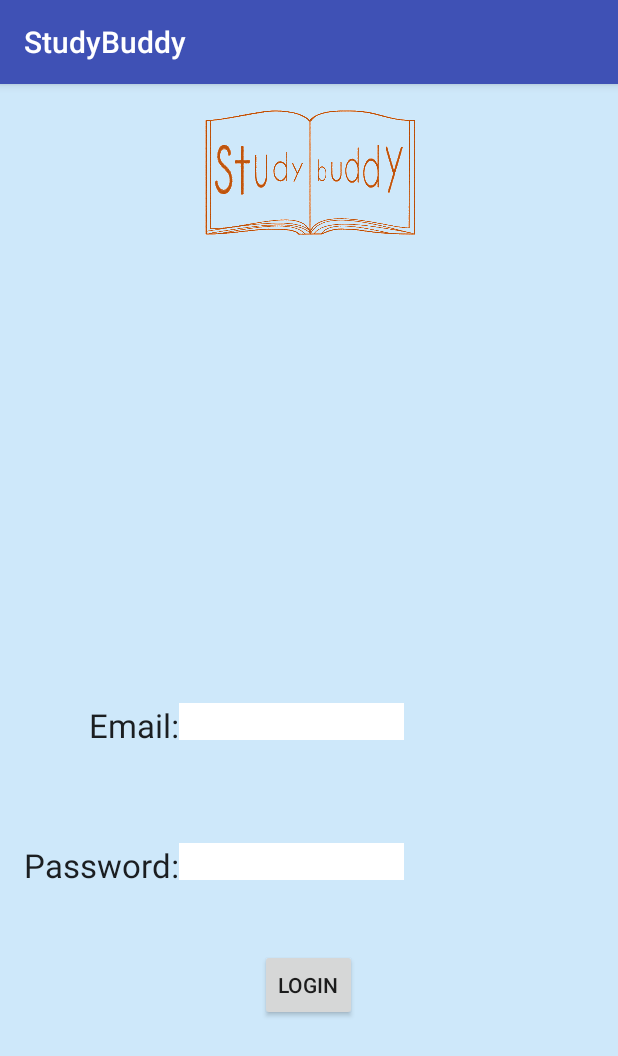
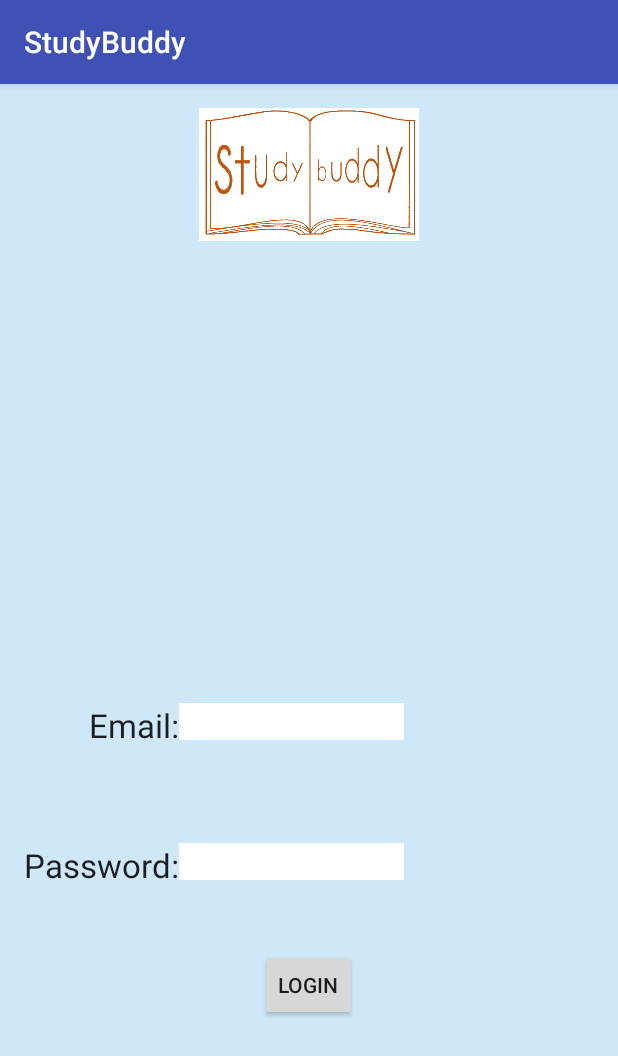
Before and after one commit to AcornHack/StudyBuddy, an Android app: the usernamepage screen opened directly, with no data from a screen before it, on a phone screen of 412 x 824 dp. Shown: the top 1056 px of the screen. Run offline under Robolectric (Android 15) with nearby library versions, the phone set to English and light mode, and no system bars.

```diff
--- a/app/src/main/res/layout/activity_homepage.xml
+++ b/app/src/main/res/layout/activity_homepage.xml
@@ -41,5 +41,6 @@
         android:id="@+id/imageView2"
         android:src="@drawable/studdy_buddy_logo"
         android:layout_alignParentTop="true"
-        android:layout_centerHorizontal="true" />
+        android:layout_centerHorizontal="true"
+        android:background="#ffffff" />
 </RelativeLayout>
--- a/app/src/main/res/layout/activity_login_sign_up.xml
+++ b/app/src/main/res/layout/activity_login_sign_up.xml
@@ -35,6 +35,8 @@
         android:id="@+id/imageView4"
         android:src="@drawable/studdy_buddy_logo"
         android:layout_alignParentTop="true"
-        android:layout_centerHorizontal="true" />
+        android:layout_centerHorizontal="true"
+        android:baselineAlignBottom="true"
+        android:background="#ffffff" />
 
 </RelativeLayout>
--- a/app/src/main/res/layout/activity_usernamepage.xml
+++ b/app/src/main/res/layout/activity_usernamepage.xml
@@ -49,7 +49,8 @@
         android:id="@+id/imageView3"
         android:src="@drawable/studdy_buddy_logo"
         android:layout_alignParentTop="true"
-        android:layout_centerHorizontal="true" />
+        android:layout_centerHorizontal="true"
+        android:background="#ffffff" />
 
     <ViewStub
         android:layout_width="wrap_content"
--- a/app/src/main/res/layout/content_main.xml
+++ b/app/src/main/res/layout/content_main.xml
@@ -28,6 +28,8 @@
         android:layout_below="@+id/imageView"
         android:layout_centerHorizontal="true"
         android:layout_marginTop="92dp"
-        android:onClick="Gotologinpage" />
+        android:onClick="Gotologinpage"
+        android:src="@drawable/studdy_buddy_logo"
+        android:background="#ffffff" />
 
 </RelativeLayout>
```
Also changed, not shown: app/src/main/res/layout/activity_main.xml (+1 -7 lines).
